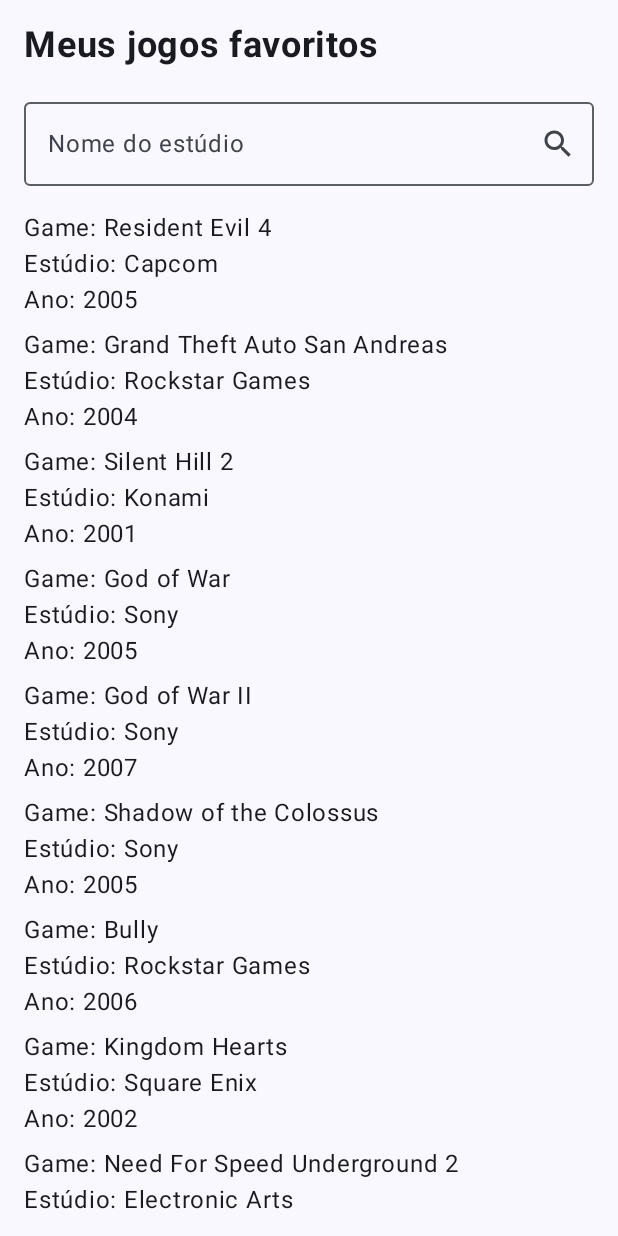
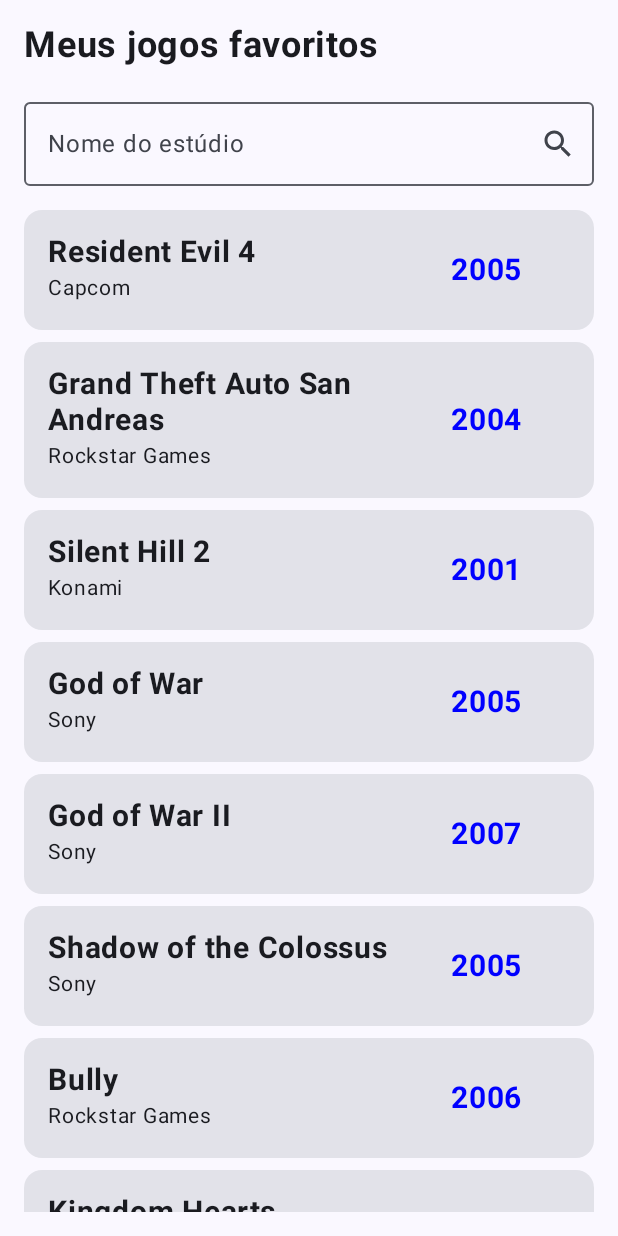
Before and after one commit to lucasrmanhaes/listasAndroid, an Android app built with Jetpack Compose: the screen it shows after launch (MainActivity), on a phone screen of 412 x 824 dp. Run offline under Robolectric (Android 15) with nearby library versions, the phone set to English and light mode, and no system bars.

Commit message:
Criando input de pesquisa

```diff
--- a/app/src/main/java/com/lucas/listaslazy/MainActivity.kt
+++ b/app/src/main/java/com/lucas/listaslazy/MainActivity.kt
@@ -9,6 +9,7 @@ import androidx.compose.material3.Surface
 import androidx.compose.runtime.mutableStateOf
 import androidx.compose.runtime.remember
 import androidx.compose.ui.Modifier
+import com.lucas.listaslazy.repository.getGamesByStudio
 import com.lucas.listaslazy.screens.GamesScreen
 import com.lucas.listaslazy.ui.theme.ListasLazyTheme
 
@@ -22,8 +23,11 @@ class MainActivity : ComponentActivity() {
                     modifier = Modifier.fillMaxSize(),
                     color = MaterialTheme.colorScheme.background
                 ) {
-                    var estudio = remember{ mutableStateOf("") }
-                    GamesScreen(estudio)
+
+                    var estudioState = remember{ mutableStateOf("") }
+                    var listStudioState = remember{ mutableStateOf(getGamesByStudio(estudioState.value)) }
+                    GamesScreen(estudioState, listStudioState)
+
                 }
             }
         }
--- /dev/null
+++ b/app/src/main/java/com/lucas/listaslazy/components/GameCard.kt
@@ -0,0 +1,54 @@
+package com.lucas.listaslazy.components
+
+import androidx.compose.foundation.layout.Arrangement
+import androidx.compose.foundation.layout.Column
+import androidx.compose.foundation.layout.Row
+import androidx.compose.foundation.layout.fillMaxWidth
+import androidx.compose.foundation.layout.padding
+import androidx.compose.material3.Card
+import androidx.compose.material3.Text
+import androidx.compose.runtime.Composable
+import androidx.compose.ui.Alignment
+import androidx.compose.ui.Modifier
+import androidx.compose.ui.graphics.Color
+import androidx.compose.ui.text.font.FontWeight
+import androidx.compose.ui.unit.dp
+import androidx.compose.ui.unit.sp
+import com.lucas.listaslazy.model.Game
+
+@Composable
+fun GameCard(game: Game){
+    Card(modifier = Modifier.padding(bottom = 8.dp)) {
+        Row(
+            verticalAlignment = Alignment.CenterVertically,
+            horizontalArrangement = Arrangement.SpaceBetween,
+            modifier = Modifier
+                .fillMaxWidth()
+        ) {
+
+            Column(modifier = Modifier
+                .fillMaxWidth()
+                .padding(16.dp).weight(3f)) {
+                Text(
+                    text = game.title,
+                    fontSize = 20.sp,
+                    fontWeight = FontWeight.Bold
+                )
+                Text(
+                    text = game.studio,
+                    fontSize = 14.sp,
+                    fontWeight = FontWeight.Normal
+                )
+            }
+            Text(
+                text = game.releaseYear.toString(),
+                modifier = Modifier.weight(1f).fillMaxWidth(),
+                fontSize = 20.sp,
+                fontWeight = FontWeight.Bold,
+                color = Color.Blue
+            )
+
+        }
+    }
+
+}
--- a/app/src/main/java/com/lucas/listaslazy/repository/GameList.kt
+++ b/app/src/main/java/com/lucas/listaslazy/repository/GameList.kt
@@ -19,8 +19,8 @@ import com.lucas.listaslazy.model.Game
         )
     }
 
-    fun getGamesByStudio(studio: String): List<Game>{
+    fun getGamesByStudio(nomeEstudio: String): List<Game>{
         return getAllGames().filter {
-            it.studio.startsWith(prefix = studio, ignoreCase = true)
+            it.studio.startsWith(prefix = nomeEstudio, ignoreCase = true)
         }
     }
--- a/app/src/main/java/com/lucas/listaslazy/screens/GamesScreen.kt
+++ b/app/src/main/java/com/lucas/listaslazy/screens/GamesScreen.kt
@@ -15,18 +15,17 @@ import androidx.compose.material3.OutlinedTextField
 import androidx.compose.material3.Text
 import androidx.compose.runtime.Composable
 import androidx.compose.runtime.MutableState
-import androidx.compose.runtime.mutableStateOf
-import androidx.compose.runtime.remember
 import androidx.compose.ui.Modifier
 import androidx.compose.ui.text.font.FontWeight
 import androidx.compose.ui.unit.dp
 import androidx.compose.ui.unit.sp
+import com.lucas.listaslazy.components.GameCard
+import com.lucas.listaslazy.model.Game
 import com.lucas.listaslazy.repository.getAllGames
+import com.lucas.listaslazy.repository.getGamesByStudio
 
 @Composable
-fun GamesScreen(estudio: MutableState<String>){
-    var item = remember { mutableStateOf(1) }
-
+fun GamesScreen(estudioState: MutableState<String>, listStudioState: MutableState<List<Game>>){
     Column(
         modifier = Modifier.padding(16.dp)
     ) {
@@ -37,14 +36,17 @@ fun GamesScreen(estudio: MutableState<String>){
         )
         Spacer(modifier = Modifier.height(16.dp))
         OutlinedTextField(
-            value = estudio.value,
-            onValueChange = {estudio.value = it},
+            value = estudioState.value,
+            onValueChange = {estudioState.value = it},
             modifier = Modifier.fillMaxWidth(),
             label = {
                 Text(text = "Nome do estúdio")
             },
             trailingIcon = {
-                IconButton(onClick = { }) {
+                IconButton(
+                    onClick = { listStudioState.value = getGamesByStudio(estudioState.value) }
+                )
+                {
                     Icon(
                         imageVector = Icons.Default.Search,
                         contentDescription = ""
@@ -55,11 +57,8 @@ fun GamesScreen(estudio: MutableState<String>){
         Spacer(modifier = Modifier.height(16.dp))
 
         LazyColumn {
-            items(getAllGames()){
-                Text(text = "Game: " + it.title)
-                Text(text = "Estúdio: " + it.studio)
-                Text(text = "Ano: " + it.releaseYear.toString())
-                Spacer(modifier = Modifier.height(6.dp))
+            items(listStudioState.value){
+                GameCard(game = it)
             }
         }
 
```
